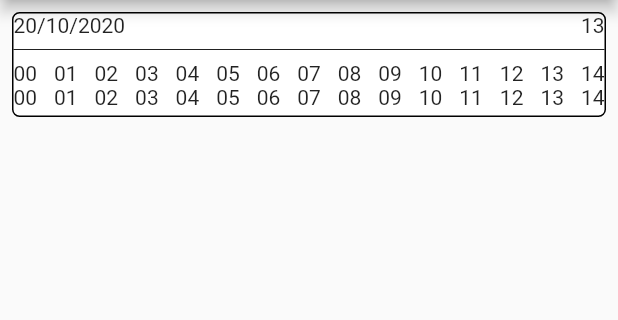
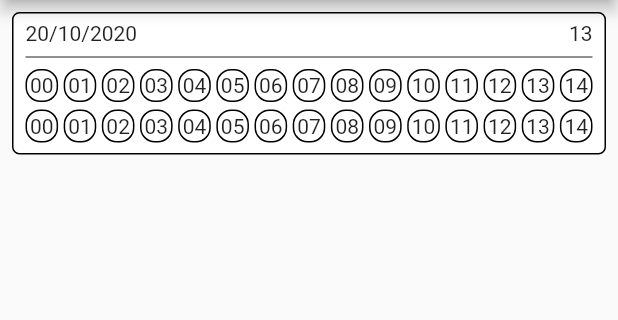
Before and after one commit to raphaellins/overtapp, a Flutter app: the screen it shows after launch, on a phone screen of 412 x 824 dp, the part 84-404 px from its top. Run offline on Flutter 3.47's test engine with Material 2 defaults, Android fonts, the phone set to English and light mode, and no system bars.

Commit message:
More styling

```diff
--- a/lib/main.dart
+++ b/lib/main.dart
@@ -30,14 +30,6 @@ class MyHomePage extends StatefulWidget {
 }
 
 class _MyHomePageState extends State<MyHomePage> {
-  int _counter = 0;
-
-  void _incrementCounter() {
-    setState(() {
-      _counter++;
-    });
-  }
-
   @override
   Widget build(BuildContext context) {
     return Scaffold(
@@ -49,12 +41,13 @@ class _MyHomePageState extends State<MyHomePage> {
           padding: const EdgeInsets.all(8),
           children: <Widget>[
             Container(
+              padding: const EdgeInsets.only(left: 8, right: 8, top: 5),
               decoration: BoxDecoration(
                 border: Border.all(),
                 color: Colors.white,
                 borderRadius: BorderRadius.all(Radius.circular(5.0)),
               ),
-              height: 70,
+              height: 95,
               child: Column(
                 children: <Widget>[
                   Row(
@@ -65,6 +58,9 @@ class _MyHomePageState extends State<MyHomePage> {
                     color: Colors.black87,
                   ),
                   playedBalls(),
+                  SizedBox(
+                    height: 5,
+                  ),
                   sortedBalls()
                 ],
               ),
@@ -80,7 +76,7 @@ Widget playedBalls() {
   List<Widget> balls = new List<Widget>();
   for (var i = 0; i < 15; i++) {
     String ballNumber = NumberUtils().formatBallNumber(i);
-    balls.add(new Text("$ballNumber"));
+    balls.add(ball(ballNumber));
   }
 
   return Row(
@@ -91,9 +87,23 @@ Widget sortedBalls() {
   List<Widget> balls = new List<Widget>();
   for (var i = 0; i < 15; i++) {
     String ballNumber = NumberUtils().formatBallNumber(i);
-    balls.add(new Text("$ballNumber"));
+    balls.add(ball(ballNumber));
   }
 
   return Row(
       mainAxisAlignment: MainAxisAlignment.spaceBetween, children: balls);
 }
+
+Widget ball(String ballNumber) {
+  return Container(
+    padding: const EdgeInsets.all(2),
+    decoration: BoxDecoration(
+      border: Border.all(),
+      color: Colors.white,
+      borderRadius: BorderRadius.all(Radius.circular(9.9)),
+    ),
+    child: new Text(
+      "$ballNumber",
+    ),
+  );
+}
```
